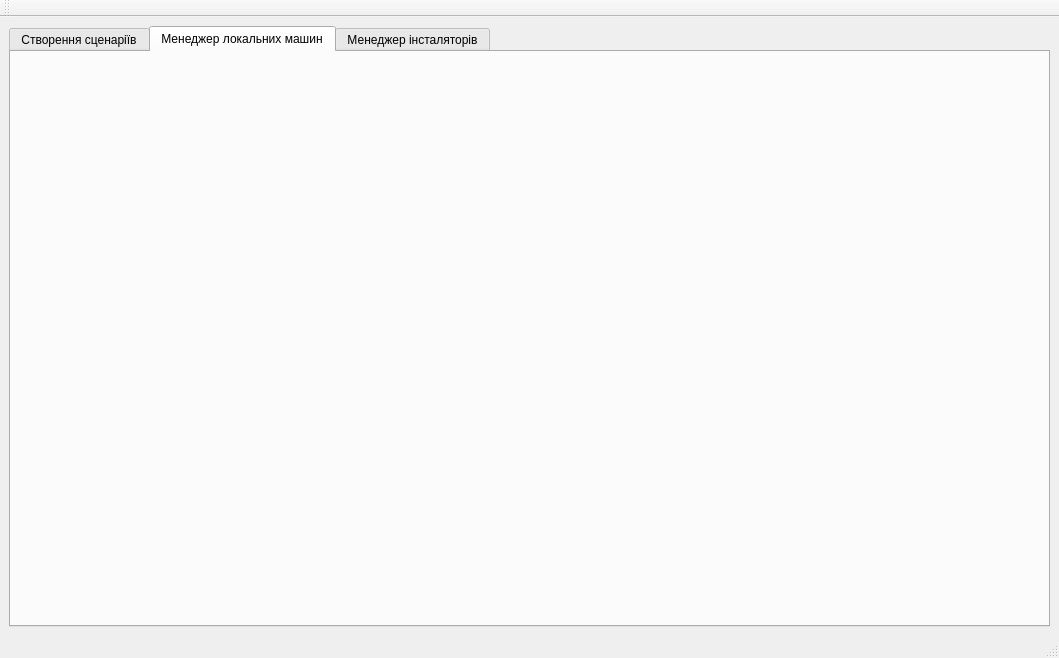
Old version of the form app/view_ui/mainwindow.ui in the repository sweetcolor/WinAutoInstaller.
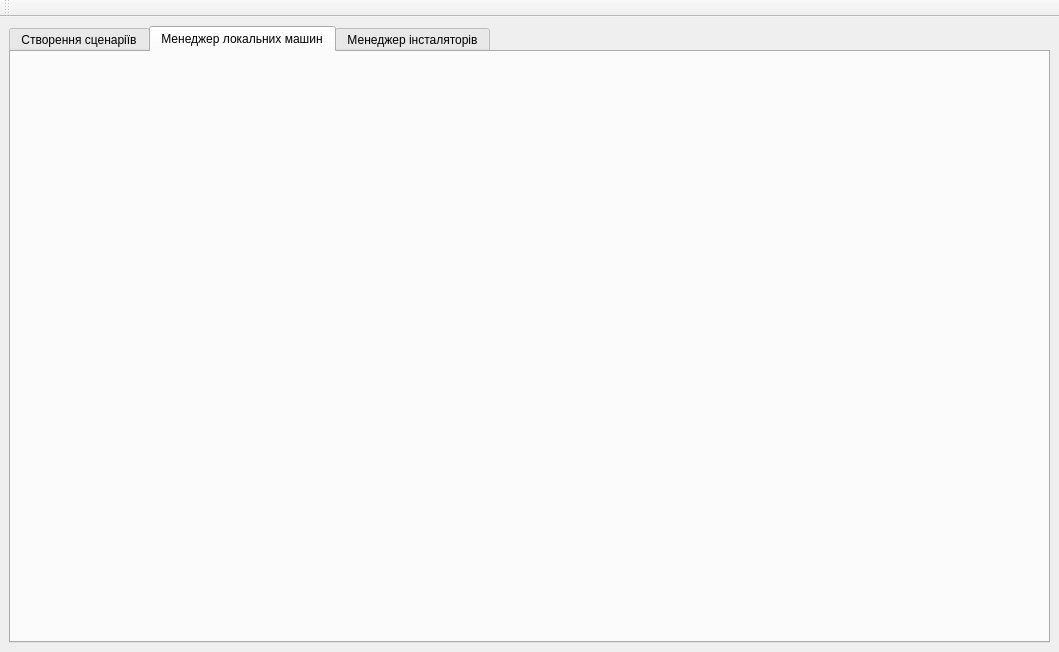
New version of the form.

What changed in the file:
```diff
--- a/app/view_ui/mainwindow.ui
+++ b/app/view_ui/mainwindow.ui
@@ -7,7 +7,7 @@
     <x>0</x>
     <y>0</y>
     <width>1059</width>
-    <height>658</height>
+    <height>652</height>
    </rect>
   </property>
   <property name="windowTitle">
@@ -57,7 +57,6 @@
     <bool>false</bool>
    </attribute>
   </widget>
-  <widget class="QStatusBar" name="statusBar"/>
  </widget>
  <tabstops>
   <tabstop>installerTabWidget</tabstop>
```
